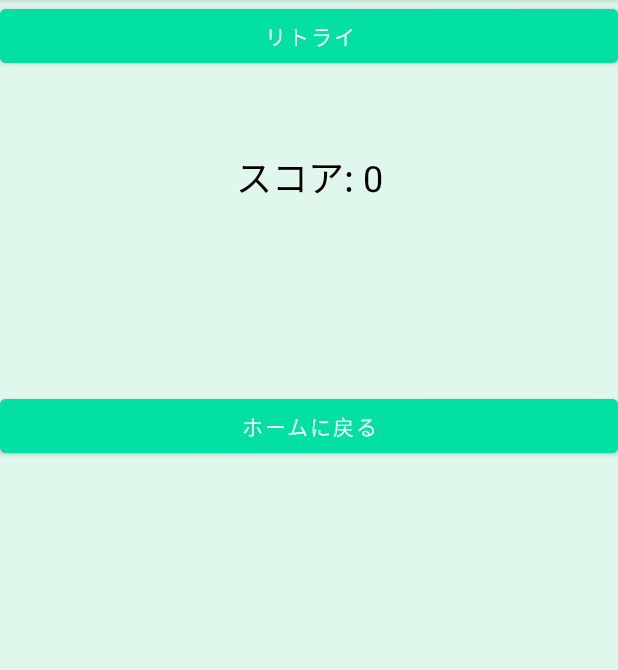
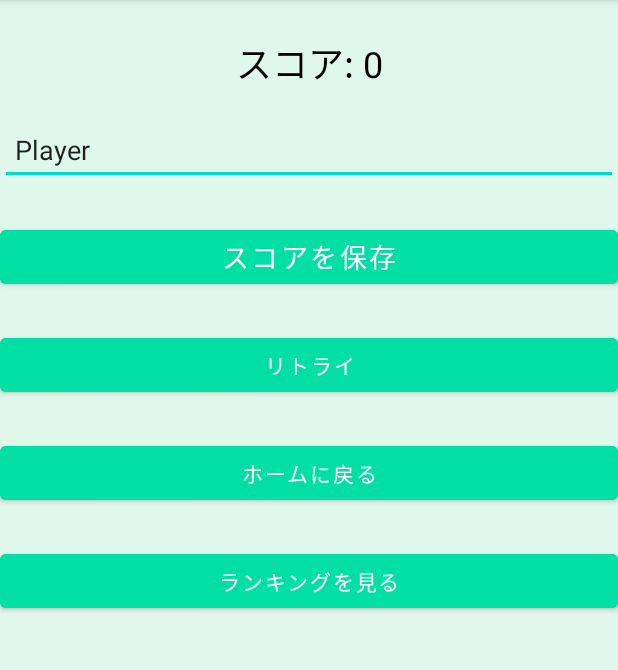
Before and after one commit to Byblis/FlickMaster, an Android app: the ResultActivity screen opened directly, with no data from a screen before it, on a phone screen of 412 x 824 dp, the part 84-754 px from its top. Run offline under Robolectric (Android 15) with nearby library versions, the phone set to English and light mode, and no system bars; 1 statement that could not run was skipped.

Commit message:
ランキング画面追加 & レイアウト調整

```diff
--- a/app/src/main/AndroidManifest.xml
+++ b/app/src/main/AndroidManifest.xml
@@ -18,14 +18,15 @@
             </intent-filter>
         </activity>
 
-        <!-- ResultActivity を登録 -->
         <activity android:name=".ResultActivity" />
 
-        <!-- TypingActivity を登録 -->
         <activity android:name=".TypingActivity" />
 
         <activity android:name="com.example.testapp.ProfileEditActivity" />
 
+        <activity android:name=".RankingActivity"/>
+
+
     </application>
 
 </manifest>
--- a/app/src/main/java/com/example/myapplication/ResultActivity.java
+++ b/app/src/main/java/com/example/myapplication/ResultActivity.java
@@ -1,10 +1,14 @@
+
 package com.example.myapplication;
 
 import android.content.Intent;
+import android.content.SharedPreferences;
 import androidx.core.graphics.Insets;
 import android.os.Bundle;
 import android.widget.Button;
+import android.widget.EditText;
 import android.widget.TextView;
+import android.widget.Toast;
 
 import androidx.appcompat.app.AppCompatActivity;
 import androidx.core.view.ViewCompat;
@@ -21,34 +25,65 @@ public class ResultActivity extends AppCompatActivity {
 
         // UIコンポーネントの初期化
         TextView finalScoreTextView = findViewById(R.id.finalScoreTextView);
+        EditText playerNameEditText = findViewById(R.id.playerNameEditText);
+        Button saveButton = findViewById(R.id.saveButton);
         Button retryButton = findViewById(R.id.retryButton);
-        Button homeButton = findViewById(R.id.homeButton); // ✅ ホームボタンを追加
+        Button homeButton = findViewById(R.id.homeButton);
+        Button viewRankingButton = findViewById(R.id.viewRankingButton);
+        Button replayButton = findViewById(R.id.replayButton);
 
-        // スコアを表示
+        // SharedPreferences を使って前回の名前を復元
+        SharedPreferences prefs = getSharedPreferences("PlayerPrefs", MODE_PRIVATE);
+        String savedName = prefs.getString("player_name", "Player"); // デフォルトは "Player"
+        playerNameEditText.setText(savedName);
+
+        // スコアを取得
         Intent intent = getIntent();
         int score = intent.getIntExtra("SCORE", 0);
         finalScoreTextView.setText("スコア: " + score);
 
-        // リトライボタンのクリックリスナーを設定
-        retryButton.setOnClickListener(v -> {
-            Intent retryIntent = new Intent(ResultActivity.this, TypingActivity.class);
-            startActivity(retryIntent);
-            finish(); // 現在の画面を終了
+        // 🔥 スコアを保存する処理
+        saveButton.setOnClickListener(v -> {
+            String playerName = playerNameEditText.getText().toString().trim();
+            if (playerName.isEmpty()) {
+                playerName = "Player"; // 空ならデフォルト名
+            }
+
+            // 名前を SharedPreferences に保存
+            SharedPreferences.Editor editor = prefs.edit();
+            editor.putString("player_name", playerName);
+            editor.apply();
+
+            // スコアをランキングに保存
+            RankingManager.saveScore(this, playerName, score);
+
+            Toast.makeText(this, "スコアが保存されました！", Toast.LENGTH_SHORT).show();
         });
 
-        // ✅ ホームボタンのクリックリスナーを追加
+        // 🔥 ランキング画面に移動
+        viewRankingButton.setOnClickListener(v -> {
+            RankingManager.openRankingActivity(ResultActivity.this);
+        });
+
+        // 🔥 ホーム画面に戻る
         homeButton.setOnClickListener(v -> {
             Intent homeIntent = new Intent(ResultActivity.this, MainActivity.class);
             startActivity(homeIntent);
-            finish(); // 現在の画面を終了
+            finish();
         });
 
-        // システムバーのインセットを適用（もし必要なら）
+        // 🔥 もう一度プレイする（リプレイボタン）
+        replayButton.setOnClickListener(v -> {
+            Intent replayIntent = new Intent(ResultActivity.this, TypingActivity.class);
+            startActivity(replayIntent);
+            finish();
+        });
+
+        // システムバーのインセットを適用
         ViewCompat.setOnApplyWindowInsetsListener(findViewById(R.id.main), (v, insets) -> {
             Insets systemBars = insets.getInsets(WindowInsetsCompat.Type.systemBars());
             v.setPadding(systemBars.left, systemBars.top, systemBars.right, systemBars.bottom);
             return insets;
         });
-
     }
 }
--- a/app/src/main/res/layout/activity_result.xml
+++ b/app/src/main/res/layout/activity_result.xml
@@ -1,5 +1,6 @@
 <?xml version="1.0" encoding="utf-8"?>
-<androidx.constraintlayout.widget.ConstraintLayout xmlns:android="http://schemas.android.com/apk/res/android"
+<androidx.constraintlayout.widget.ConstraintLayout
+    xmlns:android="http://schemas.android.com/apk/res/android"
     xmlns:app="http://schemas.android.com/apk/res-auto"
     xmlns:tools="http://schemas.android.com/tools"
     android:id="@+id/main"
@@ -13,38 +14,77 @@
         android:layout_width="wrap_content"
         android:layout_height="wrap_content"
         android:text="スコア: 0"
+        android:textColor="#000000"
         android:textSize="24sp"
-        android:textColor="#000000"
-        android:layout_marginTop="100dp"
+        app:layout_constraintEnd_toEndOf="parent"
+        app:layout_constraintStart_toStartOf="parent"
         app:layout_constraintTop_toTopOf="parent"
+        android:layout_marginTop="24dp"/> <!-- 🔥 252dp を 24dp に変更 -->
+
+    <!-- プレイヤー名入力欄 -->
+    <EditText
+        android:id="@+id/playerNameEditText"
+        android:layout_width="match_parent"
+        android:layout_height="wrap_content"
+        android:hint="プレイヤー名を入力"
+        android:textSize="18sp"
+        android:padding="10dp"
+        app:layout_constraintTop_toBottomOf="@id/finalScoreTextView"
         app:layout_constraintStart_toStartOf="parent"
-        app:layout_constraintEnd_toEndOf="parent" />
+        app:layout_constraintEnd_toEndOf="parent"
+        android:layout_marginTop="16dp"/>
+
+    <!-- スコア保存ボタン -->
+    <Button
+        android:id="@+id/saveButton"
+        android:layout_width="match_parent"
+        android:layout_height="wrap_content"
+        android:text="スコアを保存"
+        android:textSize="18sp"
+        android:backgroundTint="@color/button_color"
+        android:textColor="@android:color/white"
+        app:layout_constraintTop_toBottomOf="@id/playerNameEditText"
+        app:layout_constraintStart_toStartOf="parent"
+        app:layout_constraintEnd_toEndOf="parent"
+        android:layout_marginTop="24dp"/>
 
     <!-- リトライボタン -->
-
     <Button
         android:id="@+id/retryButton"
         android:layout_width="match_parent"
         android:layout_height="wrap_content"
-        android:layout_gravity="center_horizontal"
         android:backgroundTint="@color/button_color"
         android:text="リトライ"
         android:textColor="@android:color/white"
-        tools:layout_editor_absoluteX="16dp"
-        tools:layout_editor_absoluteY="1059dp" />
+        app:layout_constraintStart_toStartOf="parent"
+        app:layout_constraintEnd_toEndOf="parent"
+        app:layout_constraintTop_toBottomOf="@id/saveButton"
+        android:layout_marginTop="24dp"/>
 
+    <!-- ホームボタン -->
     <Button
         android:id="@+id/homeButton"
         android:layout_width="match_parent"
         android:layout_height="wrap_content"
-        android:layout_marginTop="212dp"
         android:backgroundTint="@color/button_color"
         android:text="ホームに戻る"
         android:textColor="@android:color/white"
+        app:layout_constraintStart_toStartOf="parent"
         app:layout_constraintEnd_toEndOf="parent"
-        app:layout_constraintHorizontal_bias="1.0"
+        app:layout_constraintTop_toBottomOf="@id/retryButton"
+        android:layout_marginTop="24dp"/>
+
+    <!-- ランキングを見るボタン -->
+    <Button
+        android:id="@+id/viewRankingButton"
+        android:layout_width="match_parent"
+        android:layout_height="wrap_content"
+        android:text="ランキングを見る"
+        android:backgroundTint="@color/button_color"
+        android:textColor="@android:color/white"
         app:layout_constraintStart_toStartOf="parent"
-        app:layout_constraintTop_toBottomOf="@id/retryButton" />
-
+        app:layout_constraintEnd_toEndOf="parent"
+        app:layout_constraintTop_toBottomOf="@id/homeButton"
+        android:layout_marginTop="24dp"/>
 
 </androidx.constraintlayout.widget.ConstraintLayout>
--- a/app/src/main/res/values/colors.xml
+++ b/app/src/main/res/values/colors.xml
@@ -11,6 +11,8 @@
     <color name="button_color_pressed">#1E88E5</color> <!-- 押したときの色 -->
     <color name="background_color">#E0F8EC</color>
     <color name="send_button_color">#85c1e9</color>
-    <color name="send_button_text_color">#FF9800</color> <!-- 白色 -->
+    <color name="send_button_text_color">#FF9800</color>
+    <color name="replay_button_color">#01DFA5</color>
+    <color name="home_button_color">#01DFA5</color>
 
 </resources>
```
Also changed, not shown: app/src/main/java/com/example/myapplication/MainActivity.java (+8 -0 lines), app/src/main/java/com/example/myapplication/RankingActivity.java (added, +37 -0 lines), app/src/main/java/com/example/myapplication/RankingEntry.java (added, +19 -0 lines), app/src/main/java/com/example/myapplication/RankingManager.java (added, +76 -0 lines), app/src/main/res/layout/activity_main.xml (+19 -10 lines), app/src/main/res/layout/activity_profile_edit.xml (+33 -16 lines), app/src/main/res/layout/activity_ranking.xml (added, +48 -0 lines), app/src/main/res/layout/activity_typing.xml (+14 -11 lines).
